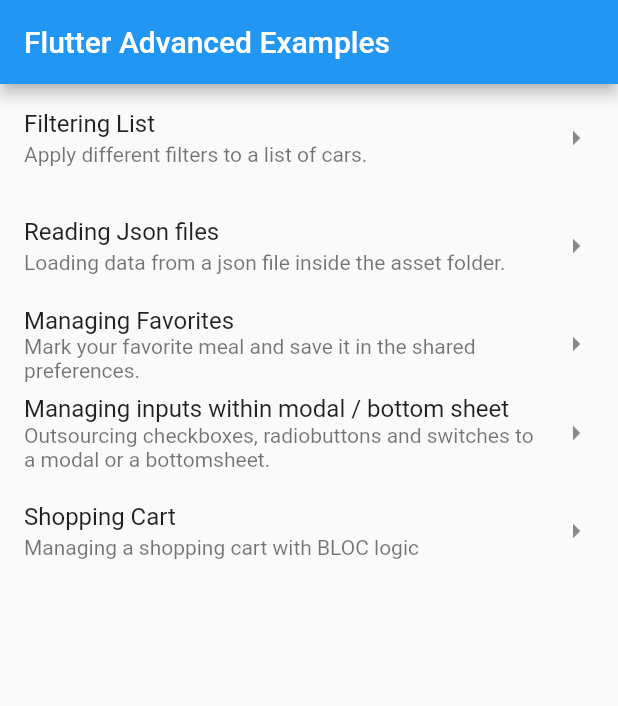
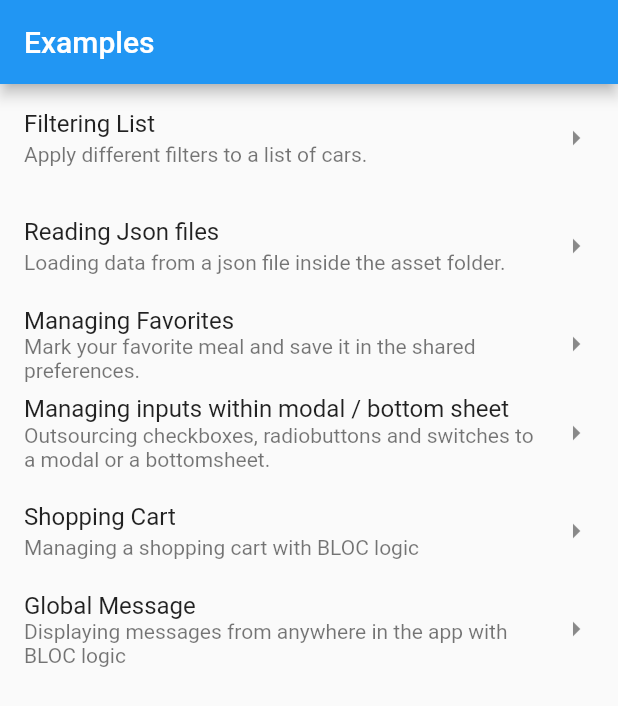
Before and after one commit to Ephenodrom/Flutter-Advanced-Examples, a Flutter app: the screen it shows after launch, on a phone screen of 412 x 824 dp. Shown: the top 706 px of the screen. Run offline on Flutter 3.47's test engine with Material 2 defaults, Android fonts, the phone set to English and light mode, and no system bars; our stand-ins replace rxdart, shared_preferences; generated files the repository leaves out were written again.

Commit message:
Update Example 5 and add Example 6

```diff
--- a/assets/cfg/app_settings.json
+++ /dev/null
@@ -1,5 +0,0 @@
-{
-  "displayAd": false,
-  "appId": "",
-  "adUnitId": ""
-}
--- a/lib/ExampleList.dart
+++ b/lib/ExampleList.dart
@@ -1,4 +1,5 @@
 import 'package:advanced_flutter_example/examples/filterList/Example1.dart';
+import 'package:advanced_flutter_example/examples/globalMessage/Example6.dart';
 import 'package:advanced_flutter_example/examples/managingFavoritesInSharedPreferences/Example3.dart';
 import 'package:advanced_flutter_example/examples/managingInputsWithinModalBottomsheet/Example4.dart';
 import 'package:advanced_flutter_example/examples/readingJsonFile/Example2.dart';
@@ -67,6 +68,18 @@ class ExampleList extends StatelessWidget {
             );
           },
           trailing: Icon(Icons.arrow_right),
+        ),
+        ListTile(
+          title: new Text("Global Message"),
+          subtitle: new Text(
+              "Displaying messages from anywhere in the app with BLOC logic"),
+          onTap: () {
+            Navigator.push(
+              context,
+              MaterialPageRoute(builder: (context) => Example6()),
+            );
+          },
+          trailing: Icon(Icons.arrow_right),
         )
       ],
     );
--- a/lib/examples/shoppingCart/GlobalBloc.dart
+++ b/lib/basic/GlobalBloc.dart
@@ -1,14 +1,18 @@
-import 'package:advanced_flutter_example/examples/shoppingCart/BlocProvider.dart';
+import 'package:advanced_flutter_example/basic/BlocProvider.dart';
+import 'package:advanced_flutter_example/examples/globalMessage/MessageBloc.dart';
 import 'package:advanced_flutter_example/examples/shoppingCart/ShoppingCartBloc.dart';
 
 class GlobalBloc implements BlocBase {
   ShoppingCartBloc shoppingCartBloc;
+  MessageBloc messageBloc;
 
   GlobalBloc() {
     shoppingCartBloc = ShoppingCartBloc();
+    messageBloc = MessageBloc();
   }
 
   void dispose() {
     shoppingCartBloc.dispose();
+    messageBloc.dispose();
   }
 }
--- /dev/null
+++ b/lib/examples/globalMessage/Message.dart
@@ -0,0 +1,6 @@
+class Message {
+  final String text;
+  final String type;
+
+  Message(this.text, this.type);
+}
--- /dev/null
+++ b/lib/examples/globalMessage/MessageBloc.dart
@@ -0,0 +1,31 @@
+import 'dart:async';
+import 'package:advanced_flutter_example/basic/BlocProvider.dart';
+import 'package:advanced_flutter_example/examples/globalMessage/Message.dart';
+import 'package:rxdart/rxdart.dart';
+
+class MessageBloc implements BlocBase {
+  /// Sinks
+  Sink<Message> get addition => messageAdditionController.sink;
+  final messageAdditionController = StreamController<Message>();
+
+  /// Streams
+  Stream<Message> get messageStream => _message.stream;
+  final _message = BehaviorSubject<Message>();
+
+  MessageBloc() {
+    messageAdditionController.stream.listen(handleMessageAdd);
+  }
+
+  ///
+  /// Logic for message added .
+  ///
+  void handleMessageAdd(Message msg) {
+    _message.add(msg);
+    return;
+  }
+
+  @override
+  void dispose() {
+    messageAdditionController.close();
+  }
+}
--- a/lib/examples/shoppingCart/Example5.dart
+++ b/lib/examples/shoppingCart/Example5.dart
@@ -1,6 +1,6 @@
 import 'package:advanced_flutter_example/DefaultAppBar.dart';
-import 'package:advanced_flutter_example/examples/shoppingCart/BlocProvider.dart';
-import 'package:advanced_flutter_example/examples/shoppingCart/GlobalBloc.dart';
+import 'package:advanced_flutter_example/basic/BlocProvider.dart';
+import 'package:advanced_flutter_example/basic/GlobalBloc.dart';
 import 'package:advanced_flutter_example/examples/shoppingCart/Product.dart';
 import 'package:advanced_flutter_example/examples/shoppingCart/ShoppingCartAppBarIcon.dart';
 import 'package:flutter/material.dart';
--- a/lib/examples/shoppingCart/ShoppingCartAppBarIcon.dart
+++ b/lib/examples/shoppingCart/ShoppingCartAppBarIcon.dart
@@ -1,5 +1,5 @@
-import 'package:advanced_flutter_example/examples/shoppingCart/BlocProvider.dart';
-import 'package:advanced_flutter_example/examples/shoppingCart/GlobalBloc.dart';
+import 'package:advanced_flutter_example/basic/BlocProvider.dart';
+import 'package:advanced_flutter_example/basic/GlobalBloc.dart';
 import 'package:advanced_flutter_example/examples/shoppingCart/ShoppingCart.dart';
 import 'package:advanced_flutter_example/examples/shoppingCart/ShoppingCartScreen.dart';
 import 'package:flutter/material.dart';
--- a/lib/examples/shoppingCart/ShoppingCartBloc.dart
+++ b/lib/examples/shoppingCart/ShoppingCartBloc.dart
@@ -1,6 +1,6 @@
 import 'dart:async';
 
-import 'package:advanced_flutter_example/examples/shoppingCart/BlocProvider.dart';
+import 'package:advanced_flutter_example/basic/BlocProvider.dart';
 import 'package:advanced_flutter_example/examples/shoppingCart/Product.dart';
 import 'package:advanced_flutter_example/examples/shoppingCart/ShoppingCart.dart';
 import 'package:logging/logging.dart';
--- a/lib/main.dart
+++ b/lib/main.dart
@@ -1,13 +1,9 @@
 import 'package:advanced_flutter_example/ExampleList.dart';
-import 'package:advanced_flutter_example/Loading.dart';
-import 'package:advanced_flutter_example/examples/shoppingCart/BlocProvider.dart';
-import 'package:advanced_flutter_example/examples/shoppingCart/GlobalBloc.dart';
+import 'package:advanced_flutter_example/basic/BlocProvider.dart';
+import 'package:advanced_flutter_example/basic/GlobalBloc.dart';
 import 'package:flutter/material.dart';
-import 'package:firebase_admob/firebase_admob.dart';
-import 'package:global_configuration/global_configuration.dart';
 
 void main() async {
-  await GlobalConfiguration().loadFromAsset("app_settings");
   runApp(MyApp());
 }
 
@@ -18,7 +14,7 @@ class MyApp extends StatelessWidget {
         bloc: GlobalBloc(),
         child: MaterialApp(
           title: 'Flutter Advanced Example',
-          home: Home(title: 'Flutter Advanced Examples'),
+          home: Home(title: 'Examples'),
         ));
   }
 }
@@ -33,26 +29,10 @@ class Home extends StatefulWidget {
 }
 
 class HomeState extends State<Home> {
-  bool isloaded = false;
-
-  MobileAdTargetingInfo targetingInfo = MobileAdTargetingInfo(
-    keywords: <String>['flutter', 'advanced', 'example'],
-    contentUrl: 'https://github.com/Ephenodrom/FlutterAdvancedExamples',
-    birthday: DateTime.now(),
-    childDirected: false,
-    designedForFamilies: false,
-    gender: MobileAdGender.unknown,
-    testDevices: <String>[],
-  );
-
   HomeState();
 
   @override
   Widget build(BuildContext context) {
-    if (!isloaded) {
-      return Loading();
-    }
-    //loadAd();
     return Scaffold(
       appBar: AppBar(
         title: Text(widget.title),
@@ -69,31 +49,5 @@ class HomeState extends State<Home> {
   @override
   void initState() {
     super.initState();
-    bool displayAd = GlobalConfiguration().getBool("displayAd");
-    if (displayAd) {
-      String appId = GlobalConfiguration().getString("appId");
-      String adUnitId = GlobalConfiguration().getString("adUnitId");
-      FirebaseAdMob.instance.initialize(appId: appId);
-      RewardedVideoAd.instance
-          .load(adUnitId: adUnitId, targetingInfo: targetingInfo);
-      RewardedVideoAd.instance.listener = listener;
-    } else {
-      isloaded = true;
-    }
-  }
-
-  void listener(RewardedVideoAdEvent event,
-      {int rewardAmount, String rewardType}) {
-    if (event == RewardedVideoAdEvent.rewarded) {
-    } else if (event == RewardedVideoAdEvent.loaded) {
-      setState(() {
-        isloaded = true;
-        RewardedVideoAd.instance.show();
-      });
-    } else if (event == RewardedVideoAdEvent.failedToLoad) {
-      setState(() {
-        isloaded = true;
-      });
-    }
   }
 }
```
Also changed, not shown: lib/examples/globalMessage/Example6.dart (added, +67 -0 lines), lib/examples/globalMessage/GlobalMessageWrapper.dart (added, +55 -0 lines), lib/examples/shoppingCart/ShoppingCartScreen.dart (+13 -3 lines), lib/basic/BlocProvider.dart (renamed from lib/examples/shoppingCart/BlocProvider.dart), 5 other files.
